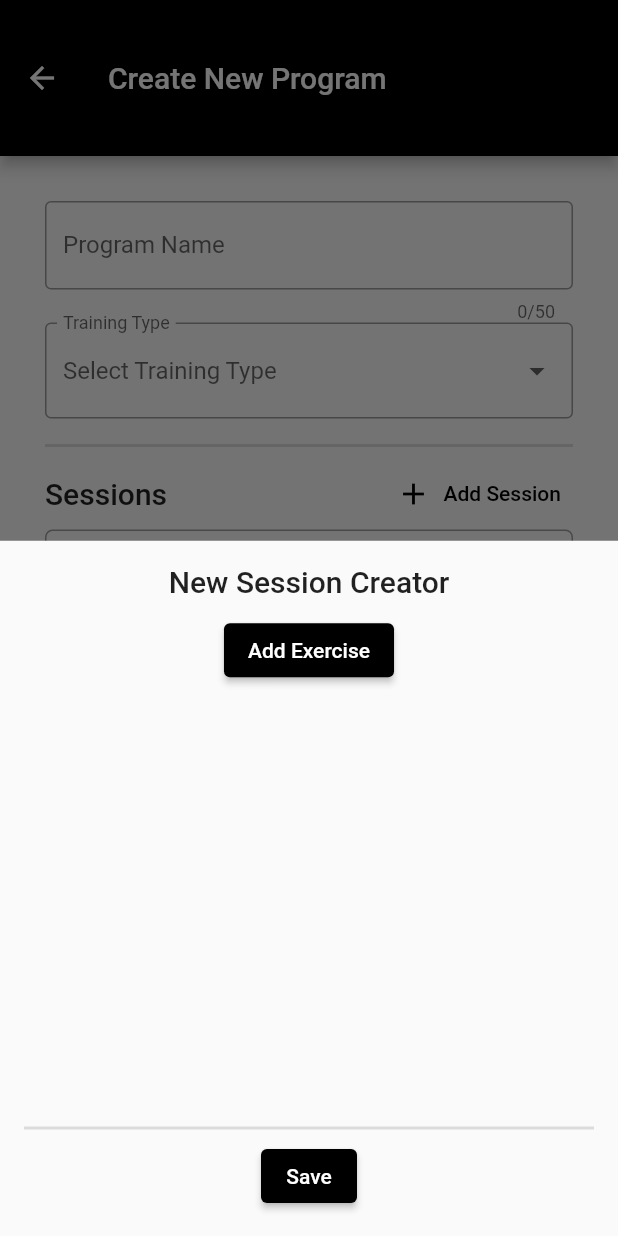
After one commit to CSCI4100U/mobile-group-project-2023-mlja, a Flutter app: the AddProgramDialog screen opened directly, after a tap on "Add Session", on a phone screen of 412 x 824 dp. The commit adds this screen. Run offline on Flutter 3.47's test engine with Material 3 defaults, Android fonts, the phone set to English and light mode, and no system bars; our stand-ins replace cloud_firestore, firebase_auth, firebase_core, firebase_messaging, fl_chart, flutter_local_notifications and 7 more; missing offline and left inert: firebase_ui_auth, flutter_map_geojson; accounts and stored records are empty.

Commit message:
Program Creator flow, working commit. (CRASHING)

```diff
--- /dev/null
+++ b/life_balance_plus/lib/view/pages/workout/add_program_dialog.dart
@@ -0,0 +1,228 @@
+import 'package:flutter/material.dart';
+import 'package:life_balance_plus/data/enums/equipment.dart';
+import 'package:life_balance_plus/data/enums/muscle_group.dart';
+import 'package:life_balance_plus/data/model/exercise.dart';
+import 'package:life_balance_plus/data/model/workout_plan.dart';
+import 'package:life_balance_plus/view/widgets/add_exercise_dialog.dart';
+import 'package:multi_dropdown/multiselect_dropdown.dart';
+import 'package:life_balance_plus/control/workouts_control.dart';
+
+class AddProgramDialog extends StatefulWidget {
+  const AddProgramDialog({super.key});
+
+  @override
+  State<AddProgramDialog> createState() => _AddProgramDialogState();
+}
+
+class _AddProgramDialogState extends State<AddProgramDialog> {
+  final GlobalKey<FormState> _formKey = GlobalKey<FormState>();
+  final GlobalKey<FormFieldState> _modalFormKey = GlobalKey<FormFieldState>();
+
+  final programNameFieldController = TextEditingController();
+  final typeDropDownKey = GlobalKey<FormFieldState>();
+
+  @override
+  void dispose() {
+    _formKey.currentState?.dispose();
+    programNameFieldController.dispose();
+    super.dispose();
+  }
+
+  @override
+  Widget build(BuildContext context) {
+    List<Exercise> exercises = [];
+    List<List<ExercisePlan>> sessions = [];
+    return Scaffold(
+      appBar: AppBar(
+        title: const Text('Create New Program'),
+        toolbarHeight: 104,
+      ),
+      body: Scrollbar(
+        thumbVisibility: true,
+        child: SingleChildScrollView(
+          child: Form(
+            key: _formKey,
+            child: Padding(
+              padding: const EdgeInsets.fromLTRB(30, 30, 30, 0),
+              child: Column(
+                children: [
+                  TextFormField(
+                    decoration: const InputDecoration(
+                      border: OutlineInputBorder(),
+                      labelText: 'Program Name',
+                    ),
+                    controller: programNameFieldController,
+                    keyboardType: TextInputType.text,
+                    textCapitalization: TextCapitalization.words,
+                    maxLength: 50,
+                    validator: (value) {
+                      if (value == null || value.isEmpty) {
+                        return 'Program name is required';
+                      }
+                      return null;
+                    },
+                  ),
+                  DropdownButtonFormField(
+                    key: typeDropDownKey,
+                    decoration: const InputDecoration(
+                      border: OutlineInputBorder(),
+                      labelText: 'Training Type',
+                    ),
+                    hint: const Text('Select Training Type'),
+                    value: null,
+                    onChanged: (dynamic newValue) {
+                      setState(() {
+                        typeDropDownKey.currentState?.didChange(newValue);
+                      });
+                    },
+                    validator: (value) {
+                      if (value == null) {
+                        return 'Training type is required';
+                      }
+                      return null;
+                    },
+                    isExpanded: true,
+                    items:
+                        WorkoutPlanType.values.map((WorkoutPlanType equipment) {
+                      return DropdownMenuItem(
+                        value: equipment,
+                        child: Text(equipment.name),
+                      );
+                    }).toList(),
+                  ),
+                  const SizedBox(height: 10),
+                  const Divider(thickness: 2),
+                  SizedBox(
+                    width: double.infinity,
+                    child: Row(
+                      mainAxisAlignment: MainAxisAlignment.spaceBetween,
+                      children: [
+                        Text(
+                          'Sessions',
+                          style: Theme.of(context).textTheme.titleLarge,
+                        ),
+                        TextButton.icon(
+                          label: const Text('Add Session'),
+                          icon: const Icon(Icons.add),
+                          onPressed: () {
+                            openSessionCreatorModal(
+                                context, exercises, sessions);
+                          },
+                        ),
+                      ],
+                    ),
+                  ),
+                  // TODO: Sessions should be visibile in this scrollview
+                  Container(
+                    height: MediaQuery.of(context).size.height * 0.42,
+                    width: double.infinity,
+                    decoration: BoxDecoration(
+                      border: Border.all(color: Colors.grey),
+                      borderRadius: BorderRadius.circular(5),
+                    ),
+                    child: ListView.builder(
+                      itemCount: sessions.length,
+                      itemBuilder: (context, index) {
+                        return ExpansionTile(
+                          title: Text('Session ${index + 1}'),
+                          children: sessions[index].map((exercisePlan) {
+                            return ListTile(
+                              title: Text(exercisePlan.exercise.name),
+                              subtitle: Text(
+                                  '${exercisePlan.sets} x ${exercisePlan.repTarget}'),
+                            );
+                          }).toList(),
+                        );
+                      },
+                    ),
+                  ),
+                  const SizedBox(height: 20),
+                  SizedBox(
+                    width: double.infinity,
+                    height: 50,
+                    child: ElevatedButton(
+                      onPressed: _save,
+                      child: const Text('Save'),
+                    ),
+                  ),
+                ],
+              ),
+            ),
+          ),
+        ),
+      ),
+    );
+  }
+
+  Future<dynamic> openSessionCreatorModal(BuildContext context,
+      List<Exercise> exercises, List<List<ExercisePlan>> sessions) {
+    return showModalBottomSheet(
+      context: context,
+      builder: (context) {
+        return Container(
+          padding: const EdgeInsets.all(16),
+          child: Form(
+            key: _modalFormKey,
+            child: Column(
+              children: [
+                Text(
+                  'New Session Creator',
+                  style: Theme.of(context).textTheme.titleLarge,
+                ),
+                const SizedBox(height: 10),
+                ElevatedButton(
+                  child: const Text('Add Exercise'),
+                  onPressed: () async {
+                    final Exercise newExercise = await Navigator.push(
+                      context,
+                      MaterialPageRoute(
+                          builder: (context) => const AddExercisePage()),
+                    );
+                    setState(() {
+                      exercises.add(newExercise);
+
+                      sessions.add([
+                        ExercisePlan(
+                          exercise: newExercise,
+                          sets: 3,
+                          repTarget: 10,
+                        )
+                      ]);
+                    });
+                  },
+                ),
+                Expanded(
+                  child: ListView.builder(
+                    itemCount: exercises.length,
+                    itemBuilder: (context, index) {
+                      return ListTile(
+                          title: Text(exercises[index].name),
+                          subtitle: Text(exercises[index]
+                              .muscleGroups
+                              .map((e) => e.name)
+                              .join(' | '))
+                          // TODO: Trailing with set and rep info
+                          );
+                    },
+                  ),
+                ),
+                const Divider(thickness: 2),
+                ElevatedButton(
+                  child: const Text('Save'),
+                  onPressed: () {
+                    // TODO: THE ISSUE IS HERE, BREAKS ON SAVE
+                    if (_modalFormKey.currentState!.validate()) {
+                      Navigator.pop(context);
+                    }
+                  },
+                ),
+              ],
+            ),
+          ),
+        );
+      },
+    );
+  }
+
+  Future<void> _save() async {}
+}
--- a/life_balance_plus/lib/view/pages/workout/exercise_tab_page.dart
+++ b/life_balance_plus/lib/view/pages/workout/exercise_tab_page.dart
@@ -3,7 +3,7 @@ import 'package:life_balance_plus/data/enums/muscle_group.dart';
 import 'package:life_balance_plus/data/model/workout_plan.dart';
 import 'package:life_balance_plus/data/model/exercise.dart';
 import 'package:life_balance_plus/control/workouts_control.dart';
-import 'package:life_balance_plus/view/pages/workout/add_exercise_page.dart';
+import 'package:life_balance_plus/view/widgets/add_exercise_dialog.dart';
 
 class ExerciseTabPage extends StatefulWidget {
   const ExerciseTabPage({super.key});
@@ -135,8 +135,7 @@ class _ExerciseTabPageState extends State<ExerciseTabPage> {
                       title: Text(exercise.name),
                       subtitle: Text(exercise.muscleGroups
                           .map((muscleGroup) => muscleGroup.string)
-                          .join('  |  '))
-                  );
+                          .join('  |  ')));
                 },
               ),
             ),
--- a/life_balance_plus/lib/view/pages/workout/workout_page.dart
+++ b/life_balance_plus/lib/view/pages/workout/workout_page.dart
@@ -20,7 +20,8 @@ class _WorkoutPageState extends State<WorkoutPage> {
   List<WorkoutPlan> exs = [];
 
   Future<void> _loadExercises() async {
-    final exs_ = await WorkoutControl().getWorkoutPlans(Session.instance.account!);
+    final exs_ =
+        await WorkoutControl().getWorkoutPlans(Session.instance.account!);
     setState(() {
       exs = exs_;
     });
@@ -29,6 +30,7 @@ class _WorkoutPageState extends State<WorkoutPage> {
   @override
   void initState() {
     super.initState();
+    WorkoutControl().addDummyData();
     _loadExercises();
   }
 
```
Also changed, not shown: life_balance_plus/lib/control/workouts_control.dart (+102 -150 lines), life_balance_plus/lib/view/pages/home_page.dart (+4 -5 lines), life_balance_plus/lib/view/pages/workout/program_tab_page.dart (+27 -20 lines), life_balance_plus/lib/view/widgets/add_exercise_dialog.dart (renamed from life_balance_plus/lib/view/pages/workout/add_exercise_page.dart, +23 -26 lines), life_balance_plus/pubspec.lock.
